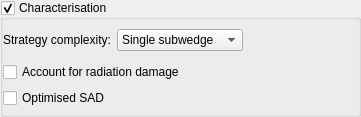
Old version of the form Bricks/widgets/ui_files/Qt4_characterise_simple_widget_vertical_layout.ui in the repository mxcube/mxcubeqt.
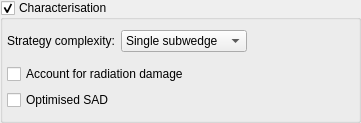
New version of the form.

The edit to the form file:
```diff
--- a/Bricks/widgets/ui_files/Qt4_characterise_simple_widget_vertical_layout.ui
+++ b/Bricks/widgets/ui_files/Qt4_characterise_simple_widget_vertical_layout.ui
@@ -7,7 +7,7 @@
     <x>0</x>
     <y>0</y>
     <width>361</width>
-    <height>117</height>
+    <height>123</height>
    </rect>
   </property>
   <property name="windowTitle">
@@ -46,18 +46,9 @@
         <property name="spacing">
          <number>6</number>
         </property>
-        <property name="leftMargin">
-         <number>0</number>
-        </property>
-        <property name="topMargin">
+        <property name="margin">
          <number>4</number>
         </property>
-        <property name="rightMargin">
-         <number>0</number>
-        </property>
-        <property name="bottomMargin">
-         <number>0</number>
-        </property>
         <item>
          <layout class="QVBoxLayout">
           <item>
```
